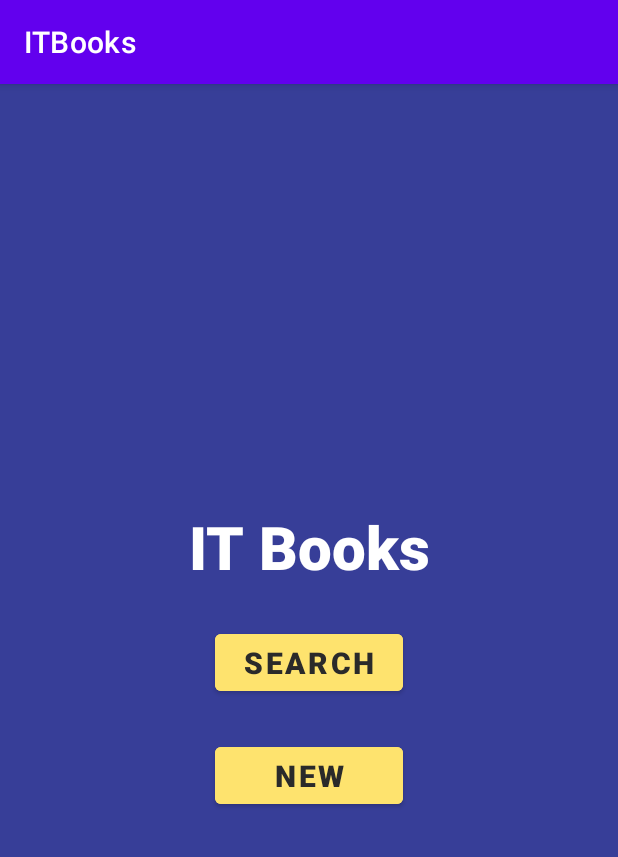
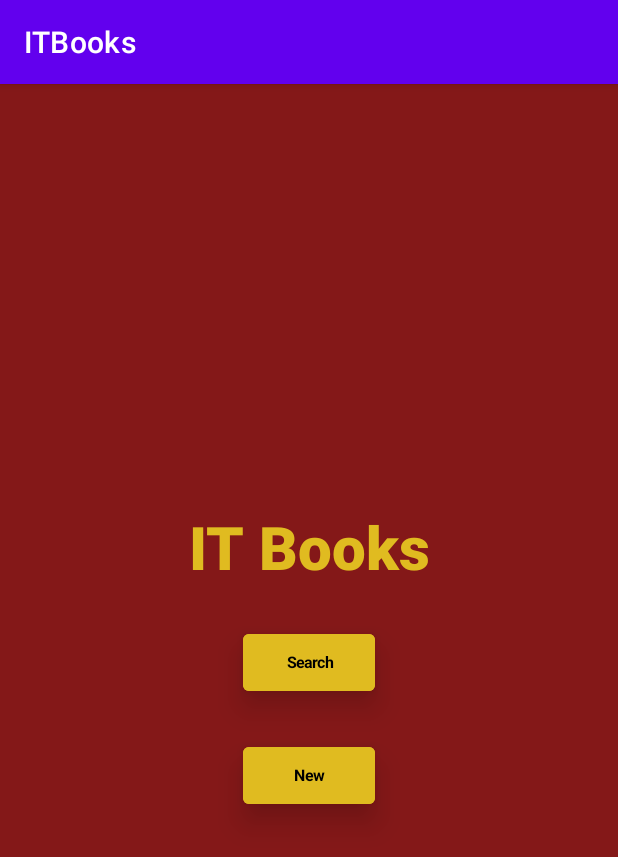
Before and after one commit to TuanDao2002/Android_Projects, an Android app: the screen it shows after launch (MainActivity), on a phone screen of 412 x 824 dp. Shown: the top 857 px of the screen. Run offline under Robolectric (Android 15) with nearby library versions, the phone set to English and light mode, and no system bars.

Commit message:
reorganize code structure and add shadow effect for buttons

```diff
--- a/ITBooks/app/src/main/AndroidManifest.xml
+++ b/ITBooks/app/src/main/AndroidManifest.xml
@@ -16,21 +16,21 @@
         android:theme="@style/Theme.ITBooks"
         tools:targetApi="31">
         <activity
-            android:name=".BookListActivity"
+            android:name=".activity.BookListActivity"
             android:exported="false">
             <meta-data
                 android:name="android.app.lib_name"
                 android:value="" />
         </activity>
         <activity
-            android:name=".SearchActivity"
+            android:name=".activity.SearchActivity"
             android:exported="false">
             <meta-data
                 android:name="android.app.lib_name"
                 android:value="" />
         </activity>
         <activity
-            android:name=".MainActivity"
+            android:name=".activity.MainActivity"
             android:exported="true">
             <intent-filter>
                 <action android:name="android.intent.action.MAIN" />
--- a/ITBooks/app/src/main/java/rmit/ad/itbooks/MainActivity.java
+++ b/ITBooks/app/src/main/java/rmit/ad/itbooks/activity/MainActivity.java
@@ -1,4 +1,4 @@
-package rmit.ad.itbooks;
+package rmit.ad.itbooks.activity;
 
 import androidx.annotation.Nullable;
 import androidx.appcompat.app.AppCompatActivity;
@@ -7,6 +7,8 @@ import android.content.Intent;
 import android.os.Bundle;
 import android.widget.Button;
 import android.widget.Toast;
+
+import rmit.ad.itbooks.R;
 
 public class MainActivity extends AppCompatActivity {
 
--- a/ITBooks/app/src/main/java/rmit/ad/itbooks/SearchActivity.java
+++ b/ITBooks/app/src/main/java/rmit/ad/itbooks/activity/SearchActivity.java
@@ -1,4 +1,4 @@
-package rmit.ad.itbooks;
+package rmit.ad.itbooks.activity;
 
 import androidx.annotation.NonNull;
 import androidx.annotation.Nullable;
@@ -18,6 +18,8 @@ import android.widget.Toast;
 
 import java.util.regex.Matcher;
 import java.util.regex.Pattern;
+
+import rmit.ad.itbooks.R;
 
 public class SearchActivity extends AppCompatActivity {
 
--- a/ITBooks/app/src/main/java/rmit/ad/itbooks/HttpHandler.java
+++ b/ITBooks/app/src/main/java/rmit/ad/itbooks/http/HttpHandler.java
@@ -1,4 +1,4 @@
-package rmit.ad.itbooks;
+package rmit.ad.itbooks.http;
 
 import java.io.BufferedReader;
 import java.io.IOException;
--- a/ITBooks/app/src/main/java/rmit/ad/itbooks/Book.java
+++ b/ITBooks/app/src/main/java/rmit/ad/itbooks/model/Book.java
@@ -1,4 +1,4 @@
-package rmit.ad.itbooks;
+package rmit.ad.itbooks.model;
 
 public class Book {
     private String isbn13;
--- /dev/null
+++ b/ITBooks/app/src/main/res/animator/button_shadow.xml
@@ -0,0 +1,37 @@
+<?xml version="1.0" encoding="utf-8"?>
+<selector xmlns:android="http://schemas.android.com/apk/res/android">
+    <item
+        android:state_enabled="true"
+        android:state_pressed="true">
+        <set>
+            <objectAnimator
+                android:duration="50"
+                android:propertyName="translationZ"
+                android:valueTo="2dp"
+                android:valueType="floatType" />
+            <objectAnimator
+                android:duration="50"
+                android:propertyName="textSize"
+                android:valueFrom="7sp"
+                android:valueTo="8sp"
+                android:valueType="floatType" />
+        </set>
+    </item>
+    <item
+        android:state_enabled="true"
+        android:state_pressed="false">
+        <set>
+            <objectAnimator
+                android:duration="50"
+                android:propertyName="translationZ"
+                android:valueTo="2dp"
+                android:valueType="floatType" />
+            <objectAnimator
+                android:duration="50"
+                android:propertyName="textSize"
+                android:valueFrom="8sp"
+                android:valueTo="7sp"
+                android:valueType="floatType" />
+        </set>
+    </item>
+</selector>
--- a/ITBooks/app/src/main/res/layout/activity_book_list.xml
+++ b/ITBooks/app/src/main/res/layout/activity_book_list.xml
@@ -6,8 +6,8 @@
     android:layout_height="match_parent"
     android:orientation="vertical"
     android:gravity="center"
-    android:background="@color/blue"
-    tools:context=".BookListActivity">
+    android:background="@color/red"
+    tools:context=".activity.BookListActivity">
 
     <ProgressBar
         android:id="@+id/waitingForResults"
@@ -38,6 +38,7 @@
         <LinearLayout
             android:layout_width="match_parent"
             android:layout_height="50dp"
+            android:background="@color/white"
             android:gravity="end"
             android:orientation="horizontal">
 
--- a/ITBooks/app/src/main/res/layout/activity_main.xml
+++ b/ITBooks/app/src/main/res/layout/activity_main.xml
@@ -7,8 +7,8 @@
     android:orientation="vertical"
     android:gravity="center"
     android:id="@+id/main_layout"
-    android:background="@color/blue"
-    tools:context=".MainActivity">
+    android:background="@color/red"
+    tools:context=".activity.MainActivity">
 
     <TextView
         android:layout_width="match_parent"
@@ -16,27 +16,19 @@
         android:textSize="40sp"
         android:textAlignment="center"
         android:fontFamily="sans-serif-black"
-        android:textColor="@color/white"
+        android:textColor="@color/yellow"
         android:text="IT Books" />
 
     <Button
         android:id="@+id/searchBook"
-        android:layout_width="125dp"
-        android:layout_height="50dp"
-        android:backgroundTint="@color/yellow"
-        android:textColor="@color/black"
-        android:textStyle="bold"
-        android:textSize="20sp"
+        style="@style/Button"
+        android:stateListAnimator="@animator/button_shadow"
         android:layout_margin="25dp"
         android:text="Search"/>
 
     <Button
         android:id="@+id/newBook"
-        android:layout_width="125dp"
-        android:layout_height="50dp"
-        android:backgroundTint="@color/yellow"
-        android:textColor="@color/black"
-        android:textStyle="bold"
-        android:textSize="20sp"
+        style="@style/Button"
+        android:stateListAnimator="@animator/button_shadow"
         android:text="New" />
 </LinearLayout>
--- a/ITBooks/app/src/main/res/values/colors.xml
+++ b/ITBooks/app/src/main/res/values/colors.xml
@@ -5,8 +5,9 @@
     <color name="purple_700">#FF3700B3</color>
     <color name="teal_200">#FF03DAC5</color>
     <color name="teal_700">#FF018786</color>
-    <color name="black">#2a2a2a</color>
-    <color name="white">#FFFFFFFF</color>
+    <color name="black">#000000</color>
+    <color name="white">#FAFAFA</color>
     <color name="blue">#373e98</color>
-    <color name="yellow">#fee36e</color>
+    <color name="yellow">#E0BB20</color>
+    <color name="red">#841818</color>
 </resources>
--- a/ITBooks/app/src/main/res/values/themes.xml
+++ b/ITBooks/app/src/main/res/values/themes.xml
@@ -13,4 +13,14 @@
         <item name="android:statusBarColor">?attr/colorPrimaryVariant</item>
         <!-- Customize your theme here. -->
     </style>
+
+    <style name="Button" parent="android:style/Theme">
+        <item name="android:layout_width">wrap_content</item>
+        <item name="android:layout_height">50dp</item>
+        <item name="android:backgroundTint">@color/yellow</item>
+        <item name="android:textColor">@color/black</item>
+        <item name="android:textStyle">bold</item>
+        <item name="android:elevation">10dp</item>
+        <item name="android:textSize">20sp</item>
+    </style>
 </resources>
```
Also changed, not shown: ITBooks/app/src/main/java/rmit/ad/itbooks/activity/BookListActivity.java (renamed from ITBooks/app/src/main/java/rmit/ad/itbooks/BookListActivity.java, +29 -7 lines), ITBooks/app/src/main/java/rmit/ad/itbooks/adapter/BookAdapter.java (renamed from ITBooks/app/src/main/java/rmit/ad/itbooks/BookAdapter.java, +9 -7 lines), ITBooks/app/src/main/res/layout/activity_search.xml (+4 -8 lines).
